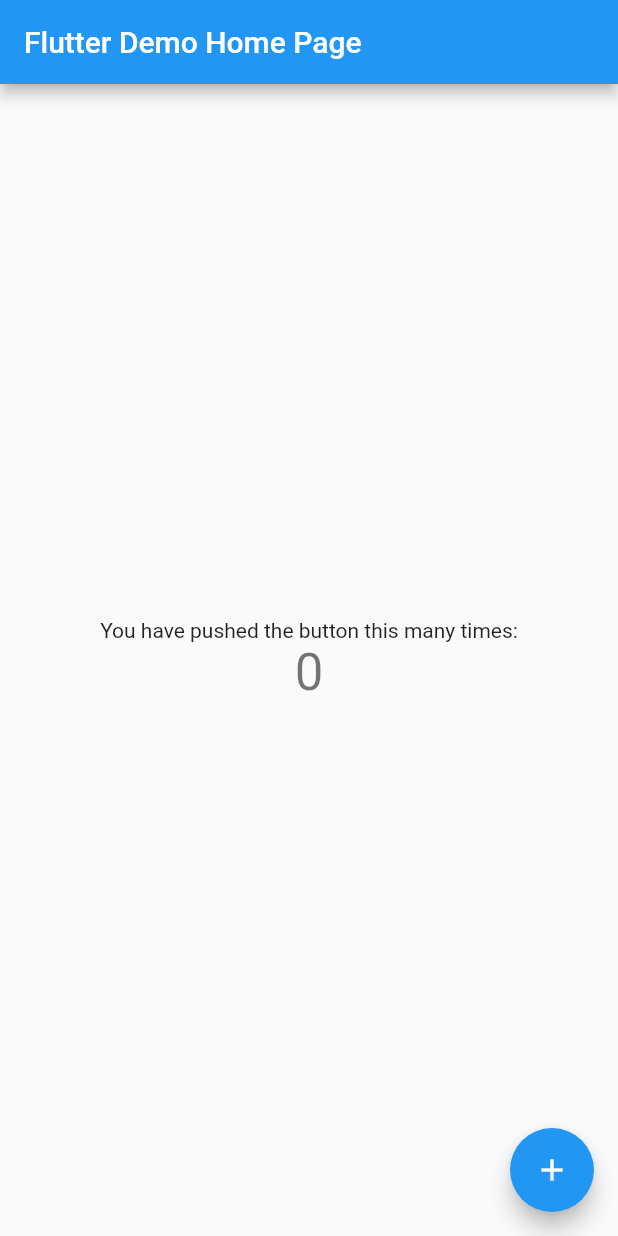
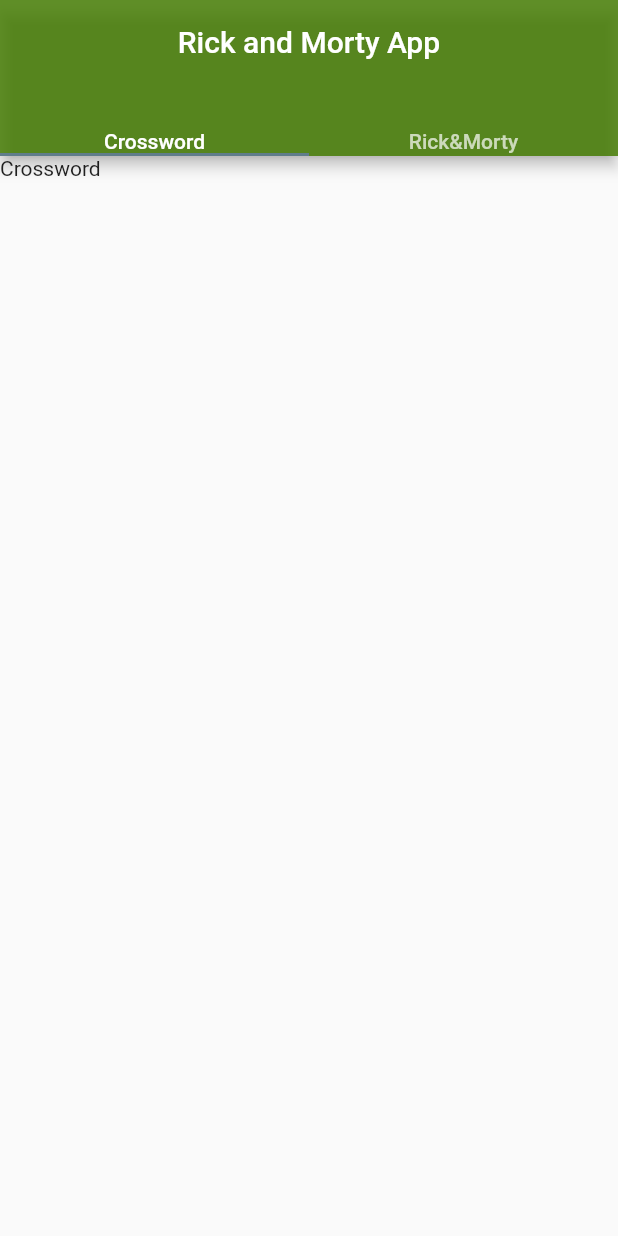
Before and after one commit to sebastianbaquerop/rick-morty, a Flutter app: the screen it shows after launch, on a phone screen of 412 x 824 dp. Run offline on Flutter 3.47's test engine with Material 2 defaults, Android fonts, the phone set to English and light mode, and no system bars; our stand-ins replace graphql_flutter.

Commit message:
feat: rick and morty wtih graphql

```diff
--- /dev/null
+++ b/rickandmortyapp/lib/crossword/screens/crossword_widget.dart
@@ -0,0 +1,13 @@
+import 'package:flutter/material.dart';
+
+class Crossword extends StatefulWidget {
+  @override
+  State<StatefulWidget> createState() => _CrosswordState();
+}
+
+class _CrosswordState extends State<Crossword> {
+  @override
+  Widget build(BuildContext context) {
+    return const Text('Crossword');
+  }
+}
--- a/rickandmortyapp/lib/main.dart
+++ b/rickandmortyapp/lib/main.dart
@@ -1,4 +1,7 @@
 import 'package:flutter/material.dart';
+import 'package:rickandmortyapp/crossword/screens/crossword_widget.dart';
+import 'package:graphql_flutter/graphql_flutter.dart';
+import 'package:rickandmortyapp/rick_morty/screens/rick_morty_widget.dart';
 
 void main() {
   runApp(const MyApp());
@@ -10,8 +13,18 @@ class MyApp extends StatelessWidget {
   // This widget is the root of your application.
   @override
   Widget build(BuildContext context) {
-    return MaterialApp(
-      title: 'Flutter Demo',
+    final HttpLink httpLink = HttpLink(
+      "https://rickandmortyapi.com/graphql",
+    );
+
+    ValueNotifier<GraphQLClient> client = ValueNotifier(
+      GraphQLClient(cache: GraphQLCache(), link: httpLink),
+    );
+
+    return GraphQLProvider(
+      client: client,
+      child: MaterialApp(
+        title: 'Rick & Morty Demo',
         theme: ThemeData(
           // This is the theme of your application.
           //
@@ -22,9 +35,10 @@ class MyApp extends StatelessWidget {
           // or simply save your changes to "hot reload" in a Flutter IDE).
           // Notice that the counter didn't reset back to zero; the application
           // is not restarted.
-        primarySwatch: Colors.blue,
+          primarySwatch: Colors.blueGrey,
         ),
-      home: const MyHomePage(title: 'Flutter Demo Home Page'),
+        home: const MyHomePage(title: 'Rick and Morty App'),
+      ),
     );
   }
 }
@@ -48,19 +62,6 @@ class MyHomePage extends StatefulWidget {
 }
 
 class _MyHomePageState extends State<MyHomePage> {
-  int _counter = 0;
-
-  void _incrementCounter() {
-    setState(() {
-      // This call to setState tells the Flutter framework that something has
-      // changed in this State, which causes it to rerun the build method below
-      // so that the display can reflect the updated values. If we changed
-      // _counter without calling setState(), then the build method would not be
-      // called again, and so nothing would appear to happen.
-      _counter++;
-    });
-  }
-
   @override
   Widget build(BuildContext context) {
     // This method is rerun every time setState is called, for instance as done
@@ -69,47 +70,18 @@ class _MyHomePageState extends State<MyHomePage> {
     // The Flutter framework has been optimized to make rerunning build methods
     // fast, so that you can just rebuild anything that needs updating rather
     // than having to individually change instances of widgets.
-    return Scaffold(
+    return DefaultTabController(
+      length: 2,
+      child: Scaffold(
         appBar: AppBar(
           // Here we take the value from the MyHomePage object that was created by
           // the App.build method, and use it to set our appbar title.
-        title: Text(widget.title),
+          title: Center(child: Text(widget.title)),
+          backgroundColor: Color.fromARGB(213, 323, 123, 0),
+          bottom: const TabBar(tabs: [Text('Crossword'), Text('Rick&Morty')]),
         ),
-      body: Center(
-        // Center is a layout widget. It takes a single child and positions it
-        // in the middle of the parent.
-        child: Column(
-          // Column is also a layout widget. It takes a list of children and
-          // arranges them vertically. By default, it sizes itself to fit its
-          // children horizontally, and tries to be as tall as its parent.
-          //
-          // Invoke "debug painting" (press "p" in the console, choose the
-          // "Toggle Debug Paint" action from the Flutter Inspector in Android
-          // Studio, or the "Toggle Debug Paint" command in Visual Studio Code)
-          // to see the wireframe for each widget.
-          //
-          // Column has various properties to control how it sizes itself and
-          // how it positions its children. Here we use mainAxisAlignment to
-          // center the children vertically; the main axis here is the vertical
-          // axis because Columns are vertical (the cross axis would be
-          // horizontal).
-          mainAxisAlignment: MainAxisAlignment.center,
-          children: <Widget>[
-            const Text(
-              'You have pushed the button this many times:',
+        body: TabBarView(children: [Crossword(), RickAndMorty()]),
       ),
-            Text(
-              '$_counter',
-              style: Theme.of(context).textTheme.headline4,
-            ),
-          ],
-        ),
-      ),
-      floatingActionButton: FloatingActionButton(
-        onPressed: _incrementCounter,
-        tooltip: 'Increment',
-        child: const Icon(Icons.add),
-      ), // This trailing comma makes auto-formatting nicer for build methods.
     );
   }
 }
```
Also changed, not shown: rickandmortyapp/lib/rick_morty/models/rick_morty_model.dart (added, +110 -0 lines), rickandmortyapp/lib/rick_morty/screens/rick_morty_widget.dart (added, +113 -0 lines), rickandmortyapp/lib/rick_morty/widgets/card_scroll_widget.dart (added, +106 -0 lines), rickandmortyapp/pubspec.yaml (+13 -12 lines), rickandmortyapp/pubspec.lock, 5 other files. Lines whose indentation alone changed are shown as unchanged.
